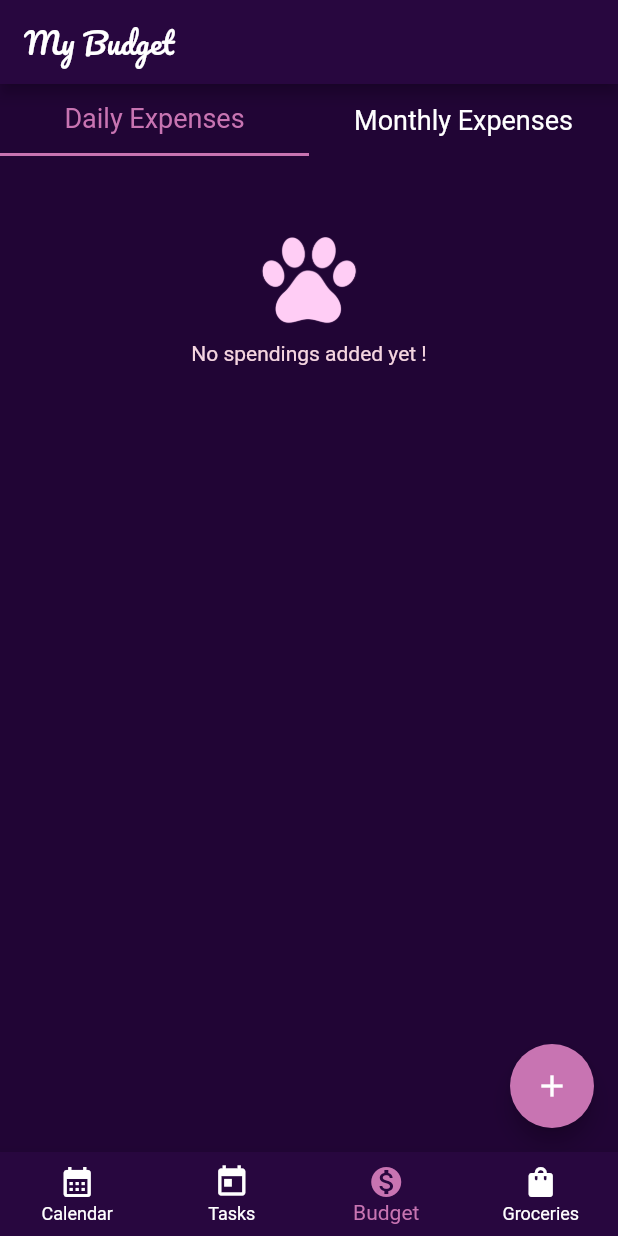
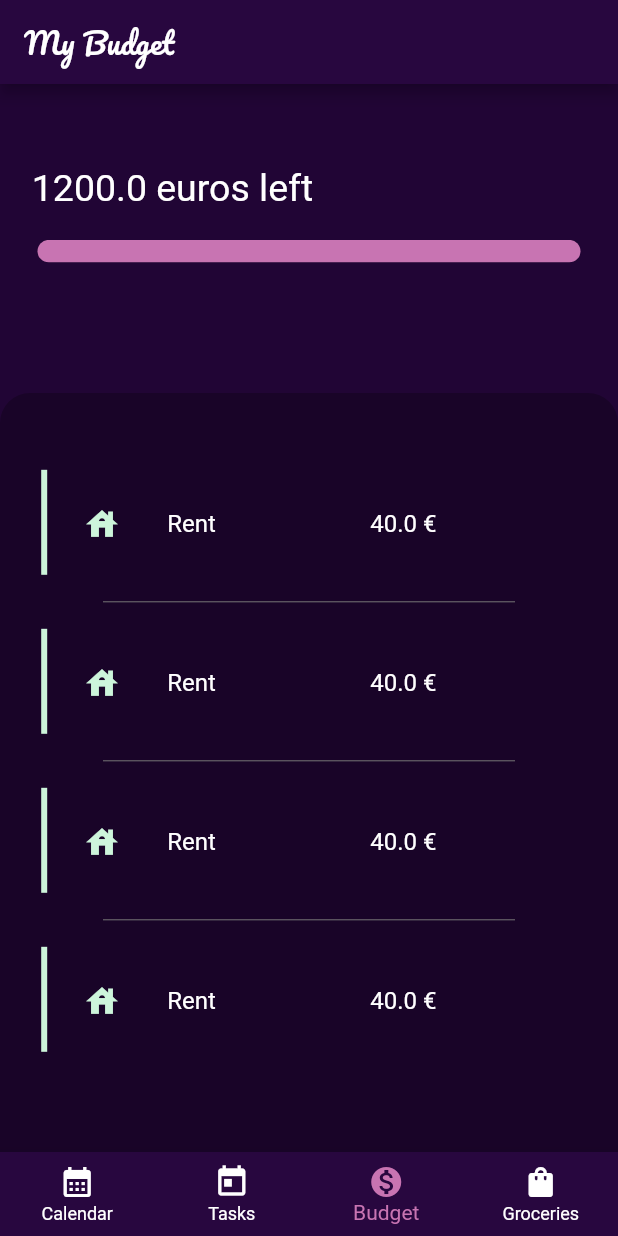
Before and after one commit to MeryamAjlani/Journey, a Flutter app: the screen it shows after launch, swiped to page 3, on a phone screen of 412 x 824 dp. Run offline on Flutter 3.47's test engine with Material 2 defaults, Android fonts, the phone set to English and light mode, and no system bars; drawn by our look-alikes of percent_indicator; our stand-ins replace bloc, custom_rating_bar, equatable, fl_chart, flutter_bloc, flutter_speed_dial and 4 more.

Commit message:
adding the monthly spendings screen

```diff
--- a/lib/Blocs/Task_bloc/tasks_bloc.dart
+++ b/lib/Blocs/Task_bloc/tasks_bloc.dart
@@ -27,12 +27,10 @@ class TasksBloc extends HydratedBloc<TasksEvent, TasksState> {
     final state = this.state;
     final task = event.task;
     int index = state.allTasks.indexOf(task);
-    print(index);
     List<Task> allTasks = List.from(state.allTasks)..remove(task);
     task.isDone == false
         ? allTasks.insert(index, task.copyWith(isDone: true))
         : allTasks.insert(index, task.copyWith(isDone: false));
-    print(allTasks);
     emit(TasksState(allTasks: List.from(allTasks)));
   }
 
--- a/lib/Blocs/budget_bloc/budget_bloc.dart
+++ b/lib/Blocs/budget_bloc/budget_bloc.dart
@@ -20,9 +20,11 @@ class BudgetBloc extends Bloc<SpendingsEntrysEvent, BudgetState> {
     final state = this.state;
     //double total = spendings.fold(0, (sum, item) => sum + item.price);
     double total = event.entry.price + state.total;
+    final moneyleft = state.initialBudget - state.total;
     emit(BudgetState(
         allSpendings: List.from(state.allSpendings)..add(event.entry),
-        total: total));
+        total: total,
+        budgetLeft: moneyleft));
   }
 
   FutureOr<void> _onUpdateSpendingsEntry(
@@ -42,10 +44,11 @@ class BudgetBloc extends Bloc<SpendingsEntrysEvent, BudgetState> {
     final state = this.state;
     final entry = event.entry;
     final total = state.total - entry.price;
+    final moneyleft = state.initialBudget - total;
     emit(BudgetState(
         allSpendings: List.from(state.allSpendings)..remove(entry),
-        total: total
-        ));
+        total: total,
+        budgetLeft: moneyleft));
   }
 
   @override
@@ -65,12 +68,5 @@ class BudgetBloc extends Bloc<SpendingsEntrysEvent, BudgetState> {
     );
   }
 
-  FutureOr<void> _onGetSpendingsPerDay(
-      GetTotalBudgetSpentPerDay event, Emitter<BudgetState> emit) {
-    final state = this.state;
-    final entry = event.date;
-    List<SpendingsEntry> spendings = state.allSpendings;
-    double total = spendings.fold(0, (sum, item) => sum + item.price);
-    emit(BudgetState(allSpendings: List.from(spendings), total: total));
-  }
+
 }
--- a/lib/Blocs/budget_bloc/budget_event.dart
+++ b/lib/Blocs/budget_bloc/budget_event.dart
@@ -15,7 +15,7 @@ class AddSpendingsEntry extends SpendingsEntrysEvent {
   });
 
   @override
-  List<Object> get props => [SpendingsEntry];
+  List<Object> get props => [entry];
 }
 
 class UpdateSpendingsEntry extends SpendingsEntrysEvent {
@@ -26,7 +26,7 @@ class UpdateSpendingsEntry extends SpendingsEntrysEvent {
   });
 
   @override
-  List<Object> get props => [SpendingsEntry];
+  List<Object> get props => [entry];
 }
 
 
@@ -38,7 +38,7 @@ class DeleteSpendingsEntry extends SpendingsEntrysEvent {
   });
 
   @override
-  List<Object> get props => [SpendingsEntry];
+  List<Object> get props => [entry];
 }
 
 class GetTotalBudgetSpentPerDay extends SpendingsEntrysEvent {
@@ -49,9 +49,20 @@ class GetTotalBudgetSpentPerDay extends SpendingsEntrysEvent {
   });
 
   @override
-  List<Object> get props => [SpendingsEntry];
+  List<Object> get props => [date];
 }
 
 
 
 class DeleteAllSpendingEntries extends SpendingsEntrysEvent {}
+
+class GetMonthlySpendings extends SpendingsEntrysEvent {
+  final int month;
+
+  const GetMonthlySpendings({
+    required this.month,
+  });
+
+  @override
+  List<Object> get props => [month];
+}
--- a/lib/Blocs/budget_bloc/budget_state.dart
+++ b/lib/Blocs/budget_bloc/budget_state.dart
@@ -1,14 +1,22 @@
 // ignore_for_file: prefer_typing_uninitialized_variables
 
 part of 'budget_bloc.dart';
- class BudgetState extends Equatable {
+
+class BudgetState extends Equatable {
   final List<SpendingsEntry> allSpendings;
   final double total;
+  final double initialBudget;
+  final double budgetLeft;
 
-  const BudgetState({this.allSpendings = const <SpendingsEntry>[],this.total=0});
+  const BudgetState(
+      {this.allSpendings = const <SpendingsEntry>[],
+      this.total = 0,
+      this.initialBudget = 1200,
+      this.budgetLeft = 1200,
+});
 
   @override
-  List<Object> get props => [allSpendings,total];
+  List<Object> get props => [allSpendings, total, initialBudget];
 
   Map<String, dynamic> toMap() {
     return <String, dynamic>{
--- /dev/null
+++ b/lib/Blocs/monthly_spendings/monthly_spendings_event.dart
@@ -0,0 +1,69 @@
+part of 'monthly_spendings_bloc.dart';
+
+
+abstract class MonthlySpendingEntryEvent extends Equatable {
+  const MonthlySpendingEntryEvent();
+
+  @override
+  List<Object> get props => [];
+}
+
+class AddMonthlySpendingsEntry extends MonthlySpendingEntryEvent {
+  final MonthlySpendingEntry entry;
+
+  const AddMonthlySpendingsEntry({
+    required this.entry,
+  });
+
+  @override
+  List<Object> get props => [entry];
+}
+
+class UpdateMonthlySpendingsEntry extends MonthlySpendingEntryEvent {
+  final MonthlySpendingEntry entry;
+
+  const UpdateMonthlySpendingsEntry({
+    required this.entry,
+  });
+
+  @override
+  List<Object> get props => [entry];
+}
+
+
+class DeleteMonthlySpendingsEntry extends MonthlySpendingEntryEvent {
+  final MonthlySpendingEntry entry;
+
+  const DeleteMonthlySpendingsEntry({
+    required this.entry,
+  });
+
+  @override
+  List<Object> get props => [entry];
+}
+
+class GetTotalBudgetSpentPerDay extends MonthlySpendingEntryEvent {
+  final String date;
+
+  const GetTotalBudgetSpentPerDay({
+    required this.date,
+  });
+
+  @override
+  List<Object> get props => [date];
+}
+
+
+
+class DeleteAllMonthlySpendings extends MonthlySpendingEntryEvent {}
+
+class GetMonthlySpendings extends MonthlySpendingEntryEvent {
+  final int month;
+
+  const GetMonthlySpendings({
+    required this.month,
+  });
+
+  @override
+  List<Object> get props => [month];
+}
--- /dev/null
+++ b/lib/Blocs/monthly_spendings/monthly_spendings_state.dart
@@ -0,0 +1,45 @@
+part of '../monthly_spendings/monthly_spendings_bloc.dart';
+
+class MonthlySpendingsState extends Equatable {
+  final double initialBudget;
+  final double budgetLeft;
+  List<MonthlySpendingEntry>? monthlyFixedSpendings;
+
+  MonthlySpendingsState(
+      {this.initialBudget=1200,
+      this.budgetLeft=1200,
+      this.monthlyFixedSpendings}) {
+    monthlyFixedSpendings = monthlyFixedSpendings ?? [
+      MonthlySpendingEntry(
+          id: '4', title: 'Rent', price: 40.0, icon: Icons.house),
+      MonthlySpendingEntry(
+          id: '5', title: 'Rent', price: 40.0, icon: Icons.house),
+      MonthlySpendingEntry(
+          id: '7', title: 'Rent', price: 40.0, icon: Icons.house),
+      MonthlySpendingEntry(
+          id: 'i8', title: 'Rent', price: 40.0, icon: Icons.house)
+    ];
+  }
+
+  @override
+  List<Object> get props =>
+      [initialBudget, budgetLeft, monthlyFixedSpendings!];
+
+  // Map<String, dynamic> toMap() {
+  // return <String, dynamic>{
+  //  'allSpendings': monthlyFixedSpendings.map((x) => x.toMap()).toList(),
+  // };
+  // }
+
+  //factory MonthlySpendingsState.fromMap(Map<String, dynamic> map) {
+  //return MonthlySpendingsState(
+  //monthlyFixedSpendings: List<MonthlySpendingEntry >.from(
+  //(map['pendingTasks'])?.map<MonthlySpendingEntry >(
+  //(x) => MonthlySpendingEntry .fromMap(x),
+  // ),
+  //),
+  //);
+  //}
+}
+
+class MonthlySpendingsInitial extends MonthlySpendingsState {}
--- /dev/null
+++ b/lib/Models/MonthlySpending.dart
@@ -0,0 +1,52 @@
+import 'package:flutter/material.dart';
+import 'package:my_journey/models/SpendingEntry.dart';
+
+class MonthlySpendingEntry extends SpendingsEntry {
+  IconData? icon;
+  bool? isPaid;
+
+  MonthlySpendingEntry(
+      {required String id,
+      required String title,
+      required double price,
+      this.isPaid,
+      this.icon})
+      : super(id: id, title: title, price: price) {
+    isPaid = isPaid ?? false;
+  }
+  @override
+  List<Object?> get props => [
+        id,
+        title,
+        date,
+        isPaid,
+        icon,
+      ];
+
+  static fromMap(x) {}
+
+  @override
+  MonthlySpendingEntry copyWith({
+    String? id,
+    String? title,
+    double? price,
+    IconData? icon,
+    bool? isPaid,
+  }) {
+
+    return MonthlySpendingEntry(
+        id: id ?? this.id,
+        title: title ?? this.title,
+        price: price ?? this.price,
+        icon: icon ?? this.icon,
+        isPaid: isPaid ?? this.isPaid);
+  }
+
+  // @override
+  //factory MonthlySpendingEntry.fromMap(Map<String, dynamic> map) {
+  //return MonthlySpendingEntry(
+  //  id: map['id'] as String,
+  //title: map['title'] as String,
+  //price: map['price'] as double);
+  //}
+}
--- /dev/null
+++ b/lib/Screens/Budget/MonthlyBudget.dart
@@ -0,0 +1,169 @@
+// ignore_for_file: prefer_const_literals_to_create_immutables, prefer_const_constructors
+
+import 'package:flutter/material.dart';
+import 'package:flutter_bloc/flutter_bloc.dart';
+import 'package:my_journey/Blocs/budget_bloc/budget_bloc.dart';
+import 'package:my_journey/Blocs/monthly_spendings/monthly_spendings_bloc.dart';
+import 'package:my_journey/constants/ColorPalette.dart';
+import 'package:my_journey/models/MonthlySpending.dart';
+import 'package:my_journey/models/SpendingEntry.dart';
+import 'package:my_journey/screensize/ScreenSize.dart';
+import 'package:percent_indicator/linear_percent_indicator.dart';
+
+import 'dart:math' as math;
+
+class MonthlyBudgetScreen extends StatefulWidget {
+  const MonthlyBudgetScreen({Key? key}) : super(key: key);
+
+  @override
+  State<MonthlyBudgetScreen> createState() => _MonthlyBudgetScreenState();
+}
+
+class _MonthlyBudgetScreenState extends State<MonthlyBudgetScreen> {
+  @override
+  Widget build(BuildContext context) {
+    final monthlySpendings =
+        context.watch<MonthlySpendingsBloc>().state.monthlyFixedSpendings;
+    final moneyLeft = context.watch<MonthlySpendingsBloc>().state.budgetLeft;
+    final initialBidget = context.watch<MonthlySpendingsBloc>().state.initialBudget;
+    final percentage = moneyLeft / initialBidget;
+    return BlocBuilder<MonthlySpendingsBloc, MonthlySpendingsState>(
+      builder: (context, state) {
+        return Scaffold(
+          backgroundColor: ColorPalette.background,
+          body: Column(
+            children: [
+              Container(
+                height: SizeConfig.screenHeight / 4,
+                decoration: BoxDecoration(
+                  color: ColorPalette.background,
+                ),
+                child: Padding(
+                  padding: const EdgeInsets.symmetric(horizontal: 15),
+                  child: Column(children: [
+                    Padding(
+                      padding: EdgeInsets.only(
+                          top: SizeConfig.screenHeight / 15, bottom: 20),
+                      child: Align(
+                          alignment: Alignment.centerLeft,
+                          child: Text(
+                            ' $moneyLeft euros left',
+                            style: TextStyle(color: Colors.white, fontSize: 25),
+                          )),
+                    ),
+                    ClipRRect(
+                      borderRadius: BorderRadius.all(Radius.circular(50)),
+                      child: LinearPercentIndicator(
+                        barRadius: const Radius.circular(16),
+                        lineHeight: 15.0,
+                        animationDuration: 200,
+                        percent: percentage,
+                        backgroundColor: Color.fromARGB(255, 25, 4, 40),
+                        progressColor: ColorPalette.pink,
+                      ),
+                    ),
+                  ]),
+                ),
+              ),
+              Expanded(
+                child: Container(
+                  decoration: BoxDecoration(
+                      color: Color.fromARGB(255, 25, 4, 40),
+                      borderRadius: BorderRadius.only(
+                          topLeft: Radius.circular(20),
+                          topRight: Radius.circular(20))),
+                  child: Padding(
+                    padding: EdgeInsets.symmetric(
+                        horizontal: SizeConfig.screenWidth / 15,
+                        vertical: SizeConfig.screenHeight / 20),
+                    child: Wrap(children: [
+                      ListView.separated(
+                        shrinkWrap: true,
+                        itemCount: monthlySpendings!.length,
+                        itemBuilder: (context, index) {
+                          return Padding(
+                            padding: EdgeInsets.symmetric(vertical: 10),
+                            child: Container(
+                              height: 70,
+                              decoration: BoxDecoration(
+                                border: Border(
+                                  left: BorderSide(
+                                      width: 4.0,
+                                      color: ColorPalette.lightGreen),
+                                ),
+                              ),
+                              child: Padding(
+                                padding: const EdgeInsets.all(8.0),
+                                child: ListTile(
+                                  subtitle: monthlySpendings[index].isPaid!
+                                      ? Text(
+                                          "paid on : ${monthlySpendings[index].date}",
+                                          style: TextStyle(
+                                              color: Color.fromARGB(
+                                                  159, 255, 255, 255)),
+                                        )
+                                      : null,
+                                  onTap: () => {
+                                    context.read<MonthlySpendingsBloc>().add(
+                                        UpdateMonthlySpendingsEntry(
+                                            entry: monthlySpendings[index]))
+                                  },
+                                  leading: Icon(
+                                    monthlySpendings[index].icon,
+                                    color: ColorPalette.lightGreen,
+                                    size: 25,
+                                  ),
+                                  trailing: monthlySpendings[index].isPaid!
+                                      ? Transform.rotate(
+                                          angle: -math.pi / 4,
+                                          child: SizedBox(
+                                              height: 30,
+                                              width: 30,
+                                              child: Image.asset(
+                                                  'assets/images/Green Paw.png')),
+                                        )
+                                      : null,
+                                  title: Row(
+                                    children: [
+                                      Text(
+                                        monthlySpendings[index].title,
+                                        style: const TextStyle(
+                                            color: Colors.white),
+                                        textAlign: TextAlign.left,
+                                      ),
+                                      Padding(
+                                        padding: EdgeInsets.only(
+                                            left: SizeConfig.screenWidth / 4),
+                                        child: Text(
+                                            '${monthlySpendings[index].price} €',
+                                            style: TextStyle(
+                                                color: Color.fromARGB(
+                                                    255, 255, 255, 255))),
+                                      )
+                                    ],
+                                  ),
+                                ),
+                              ),
+                            ),
+                          );
+                        },
+                        separatorBuilder: (context, index) {
+                          return Center(
+                            child: Divider(
+                              indent: SizeConfig.screenWidth / 10,
+                              endIndent: SizeConfig.screenWidth / 10,
+                            ),
+                          );
+                        },
+                      ),
+                    ]),
+                  ),
+                ),
+              )
+            ],
+          ),
+        );
+      },
+    );
+  }
+}
--- a/lib/Screens/CalendarScreen.dart
+++ b/lib/Screens/CalendarScreen.dart
@@ -1,16 +1,12 @@
 // ignore_for_file: prefer_const_literals_to_create_immutables, prefer_const_constructors
 
 import 'package:flutter/material.dart';
-
 import 'package:flutter_bloc/flutter_bloc.dart';
 import 'package:my_journey/Blocs/Task_bloc/tasks_bloc.dart';
-
 import 'package:my_journey/constants/ColorPalette.dart';
 import 'package:my_journey/screensize/ScreenSize.dart';
-
 import 'package:my_journey/widgets/Calendar/Calendar.dart';
 import 'package:my_journey/widgets/Calendar/StyledContainer.dart';
-import 'package:my_journey/widgets/Shared/EmptyWidget.dart';
 import 'package:my_journey/widgets/Charts/ProgressChartWidget.dart';
 
 class CalendarScreen extends StatefulWidget {
--- a/lib/Screens/ConfigureScheduleScreen.dart
+++ b/lib/Screens/ConfigureScheduleScreen.dart
@@ -19,7 +19,6 @@ class ConfigurationScreen extends StatefulWidget {
 }
 
 class _ConfigurationScreenState extends State<ConfigurationScreen> {
-  final _formKey = GlobalKey<FormState>();
 
   @override
   Widget build(BuildContext context) {
--- a/lib/Screens/HomeScreen.dart
+++ b/lib/Screens/HomeScreen.dart
@@ -6,7 +6,8 @@ import 'package:flutter/src/widgets/container.dart';
 import 'package:flutter/src/widgets/framework.dart';
 import 'package:http/http.dart';
 import 'package:my_journey/Screens/AnalyticsScreen.dart';
-import 'package:my_journey/Screens/BudgetScreen.dart';
+import 'package:my_journey/Screens/Budget/BudgetScreen.dart';
+import 'package:my_journey/Screens/Budget/MonthlyBudget.dart';
 import 'package:my_journey/Screens/CalendarScreen.dart';
 import 'package:my_journey/Screens/ConfigureScheduleScreen.dart';
 import 'package:my_journey/Screens/NotesScreen.dart';
@@ -41,7 +42,7 @@ class _HomeState extends State<Home> {
   List<Widget> _screens = [
     CalendarScreen(),
     ConfigurationScreen(),
-    BudgetScreen(),
+    MonthlyBudgetScreen(),
     PurchaseListScreen()
 
   ];
--- a/lib/main.dart
+++ b/lib/main.dart
@@ -1,6 +1,7 @@
 import 'package:flutter/material.dart';
 import 'package:my_journey/Blocs/budget_bloc/budget_bloc.dart';
 import 'package:my_journey/Blocs/groceries_bloc/groceries_bloc.dart';
+import 'package:my_journey/Blocs/monthly_spendings/monthly_spendings_bloc.dart';
 import 'package:path_provider/path_provider.dart';
 import 'package:flutter_bloc/flutter_bloc.dart';
 import 'package:hydrated_bloc/hydrated_bloc.dart';
@@ -36,6 +37,9 @@ class MyApp extends StatelessWidget {
         BlocProvider(
           create: (context) => SwitchBloc(),
         ),
+         BlocProvider(
+          create: (context) => MonthlySpendingsBloc(),
+        ),
         BlocProvider(create: (context) => BudgetBloc())
       ],
       child: BlocBuilder<SwitchBloc, SwitchState>(
--- /dev/null
+++ b/lib/widgets/Shared/ListTile.dart
@@ -0,0 +1,51 @@
+// ignore_for_file: prefer_const_constructors
+
+import 'package:flutter/material.dart';
+import 'package:my_journey/constants/ColorPalette.dart';
+
+class ListTile extends StatefulWidget {
+  const ListTile({Key? key}) : super(key: key);
+
+  @override
+  State<ListTile> createState() => _ListTileState();
+}
+
+class _ListTileState extends State<ListTile> {
+  @override
+  Widget build(BuildContext context) {
+    return Container(
+      decoration: BoxDecoration(
+        border: Border(
+          left: BorderSide(width: 4.0, color: ColorPalette.lightGreen),
+        ),
+      ),
+      child: Padding(
+        padding: const EdgeInsets.all(8.0),
+        child: ListTile(
+          //onTap: () => {},
+        //  leading: Icon(
+          //  Icons.lightbulb,
+          //  color: ColorPalette.lightGreen,
+          //  size: 25,
+        //  ),
+          //trailing: tasks[index].isDone!
+          // ? Transform.rotate(
+          //   angle: -math.pi / 4,
+          //  child: SizedBox(
+          //     height: 30,
+          //    width: 30,
+          //   child: Image.asset(
+          //       'assets/images/Green Paw.png')),
+          // )
+          //  : null,
+        //  title: Text(
+            // tasks[index].title,
+          //  "Electricity",
+          //  style: const TextStyle(color: Colors.white),
+           // textAlign: TextAlign.left,
+        //  ),
+        ),
+      ),
+    );
+  }
+}
```
Also changed, not shown: lib/Blocs/monthly_spendings/monthly_spendings_bloc.dart (added, +83 -0 lines), lib/Models/SpendingEntry.dart (+6 -5 lines), lib/Screens/Budget/BudgetScreen.dart (renamed from lib/Screens/BudgetScreen.dart).
